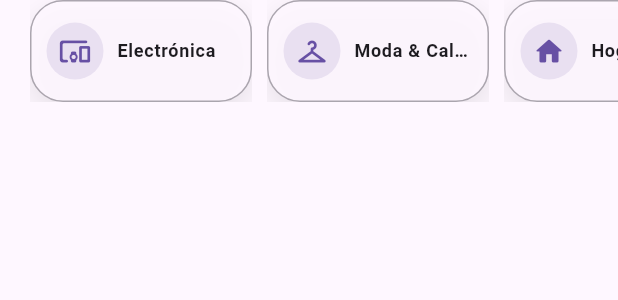
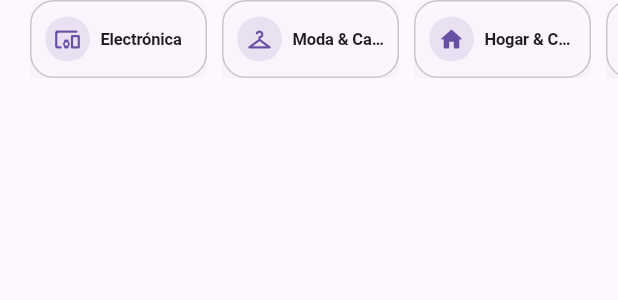
Before and after one commit to emmahiguita/ORO, a Flutter app: the Categorieslist widget shown alone on an empty page, opened directly, on a phone screen of 412 x 824 dp. Shown: the top 300 px of the screen. Run offline on Flutter 3.47's test engine with Material 3 defaults, Android fonts, the phone set to English and light mode, and no system bars; our stand-ins replace cached_network_image, cloud_firestore, dartz, dio, file_picker, firebase_core and 23 more; missing offline and left inert: app_settings, drop_down_list, flutter_cupertino_datetime_picker, flutter_google_places_hoc081098, flutter_polyline_points, flutter_ringtone_player and 1 more; accounts and stored records are empty; network calls fail; project files that could hold a hidden picture were left out.

Commit message:
feat(home): organize product discovery rails

```diff
--- a/lib/view/widgets/home/categorieslist.dart
+++ b/lib/view/widgets/home/categorieslist.dart
@@ -16,7 +16,7 @@ class Categorieslist extends StatelessWidget {
     return GetBuilder<HomeControllerImp>(
       builder: (controller) {
         return SizedBox(
-          height: 68,
+          height: 52,
           child: ListView.separated(
             padding: const EdgeInsets.symmetric(horizontal: 20),
             itemCount: controller.statusRequest == StatusRequest.loding
@@ -55,7 +55,7 @@ class Categories extends GetView<HomeControllerImp> {
   Widget build(BuildContext context) {
     final theme = Theme.of(context);
     return SizedBox(
-      width: 148,
+      width: 118,
       child: OroPressable(
         onTap: () {
           controller.goToItem(
@@ -67,30 +67,30 @@ class Categories extends GetView<HomeControllerImp> {
         child: Material(
           color: Colors.transparent,
           child: InkWell(
-            borderRadius: BorderRadius.circular(22),
+            borderRadius: BorderRadius.circular(16),
             child: Ink(
               decoration: BoxDecoration(
-                color: theme.colorScheme.surface.withValues(alpha: .86),
-                borderRadius: BorderRadius.circular(22),
+                color: theme.colorScheme.surface.withValues(alpha: .74),
+                borderRadius: BorderRadius.circular(16),
                 border: Border.all(
-                  color: theme.colorScheme.outline.withValues(alpha: .62),
+                  color: theme.colorScheme.outline.withValues(alpha: .38),
                 ),
                 boxShadow: [
                   BoxShadow(
-                    color: Colors.black.withValues(alpha: .10),
-                    blurRadius: 18,
-                    offset: const Offset(0, 7),
+                    color: Colors.black.withValues(alpha: .05),
+                    blurRadius: 10,
+                    offset: const Offset(0, 4),
                   ),
                 ],
               ),
               child: Padding(
-                padding: const EdgeInsets.symmetric(horizontal: 10),
+                padding: const EdgeInsets.symmetric(horizontal: 9),
                 child: Row(
                   children: [
                     Container(
-                      height: 38,
-                      width: 38,
-                      padding: const EdgeInsets.all(8),
+                      height: 30,
+                      width: 30,
+                      padding: const EdgeInsets.all(6),
                       decoration: BoxDecoration(
                         color: theme.colorScheme.primary.withValues(alpha: .12),
                         shape: BoxShape.circle,
@@ -102,10 +102,10 @@ class Categories extends GetView<HomeControllerImp> {
                           categoriesmodel.categoryNameAr,
                           categoriesmodel.categoryNameEs,
                         ),
-                        size: 22,
+                        size: 18,
                       ),
                     ),
-                    const SizedBox(width: 9),
+                    const SizedBox(width: 7),
                     Expanded(
                       child: Text(
                         databaseTranslation(
@@ -115,9 +115,10 @@ class Categories extends GetView<HomeControllerImp> {
                         ),
                         maxLines: 1,
                         overflow: TextOverflow.ellipsis,
-                        style: theme.textTheme.labelMedium?.copyWith(
+                        style: theme.textTheme.labelSmall?.copyWith(
                           color: theme.colorScheme.onSurface,
                           fontWeight: FontWeight.w700,
+                          letterSpacing: -.1,
                         ),
                       ),
                     ),
```
Also changed, not shown: lib/view/screens/home/home.dart (+107 -88 lines), lib/view/widgets/home/product_section_rail.dart (added, +88 -0 lines).
